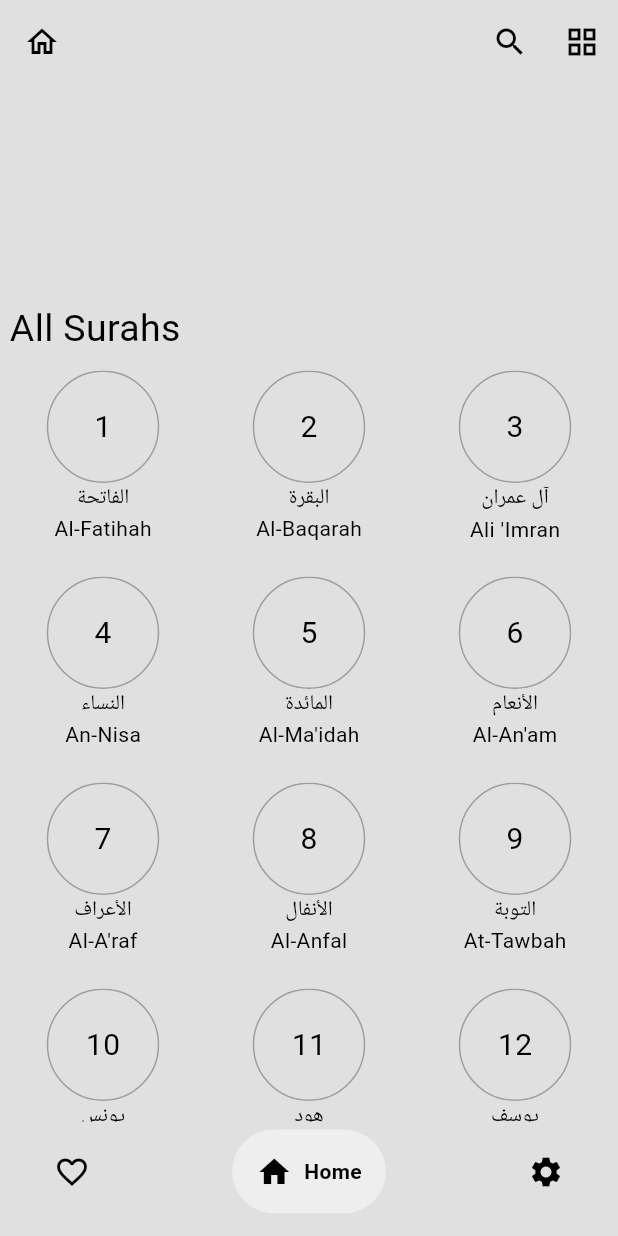
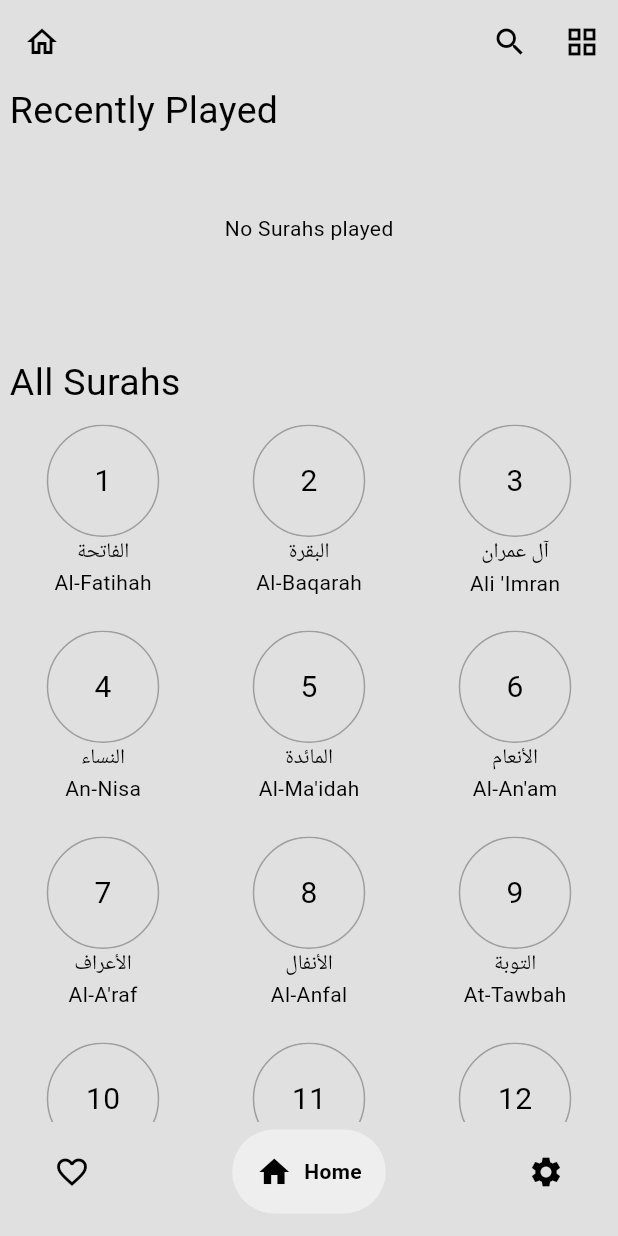
Before and after one commit to aksoyalpi/Quranify-App, a Flutter app: the screen it shows after launch, on a phone screen of 412 x 824 dp. Run offline on Flutter 3.47's test engine with Material 3 defaults, Android fonts, the phone set to English and light mode, and no system bars; drawn by our look-alikes of google_nav_bar; our stand-ins replace animated_background, audio_service, audio_video_progress_bar, flutter_slidable, get_it, google_fonts and 2 more; missing offline and left inert: tutorial_coach_mark.

Commit message:
when no surahs was played the recently played box show "No surahs played"

```diff
--- a/lib/pages/surahs_page.dart
+++ b/lib/pages/surahs_page.dart
@@ -51,61 +51,10 @@ class _SurahsPageState extends State<SurahsPage> {
                 child: child),
       ),
     );
-    //setState(() {});
   }
 
   @override
   Widget build(BuildContext context) {
-    // sound icons and shuffle mode
-    // final soundsAndShuffle = SizedBox(
-    //   height: 200,
-    //   child: Row(
-    //     crossAxisAlignment: CrossAxisAlignment.center,
-    //     mainAxisSize: MainAxisSize.max,
-    //     children: [
-    //       // Nature sound Icons
-    //       Expanded(
-    //         child: Column(
-    //           mainAxisSize: MainAxisSize.max,
-    //           children: [
-    //             Expanded(
-    //               child: Row(
-    //                 children: [
-    //                   Expanded(
-    //                       child: SoundCard(
-    //                     soundData: sounds.entries.elementAt(1),
-    //                   )),
-    //                   Expanded(
-    //                       child: SoundCard(
-    //                     soundData: sounds.entries.elementAt(2),
-    //                   ))
-    //                 ],
-    //               ),
-    //             ),
-    //             Expanded(
-    //               child: Row(
-    //                 children: [
-    //                   Expanded(
-    //                       child: SoundCard(
-    //                     soundData: sounds.entries.elementAt(3),
-    //                   )),
-    //                   Expanded(
-    //                       child: SoundCard(
-    //                     soundData: sounds.entries.elementAt(4),
-    //                   ))
-    //                 ],
-    //               ),
-    //             )
-    //           ],
-    //         ),
-    //       ),
-
-    //       // Shuffle Card
-    //       const Expanded(child: SizedBox(height: 200, child: ShuffleCard())),
-    //     ],
-    //   ),
-    // );
-
     return Stack(
       children: [
         if (!widget.isFavoritesPage)
@@ -119,12 +68,6 @@ class _SurahsPageState extends State<SurahsPage> {
                   height: 25,
                 ),
               ),
-
-              // TODO for next version
-              /*soundsAndShuffle,
-              const SizedBox(
-                height: 25,
-              ),*/
 
               SliverToBoxAdapter(
                 child: Text(
@@ -252,12 +195,10 @@ class _SurahsPageState extends State<SurahsPage> {
         child: Column(
           crossAxisAlignment: CrossAxisAlignment.start,
           children: [
-            if (pageManager.recentlyPlayedNotifier.value.isNotEmpty)
             Text(
               " Recently Played",
               style: GoogleFonts.bodoniModa(fontSize: 25),
             ),
-
             // recently played Surahs
             SizedBox(height: 120, child: recentlyPlayedList())
           ],
@@ -266,7 +207,9 @@ class _SurahsPageState extends State<SurahsPage> {
 
   Widget recentlyPlayedList() => ValueListenableBuilder(
       valueListenable: pageManager.recentlyPlayedNotifier,
-      builder: (_, recentlyPlayed, __) => ListView.builder(
+      builder: (_, recentlyPlayed, __) => recentlyPlayed.isEmpty
+          ? const Center(child: Text("No Surahs played"))
+          : ListView.builder(
               //shrinkWrap: true,
               scrollDirection: Axis.horizontal,
               itemCount: recentlyPlayed.length,
```
Lines whose indentation alone changed are shown as unchanged.
